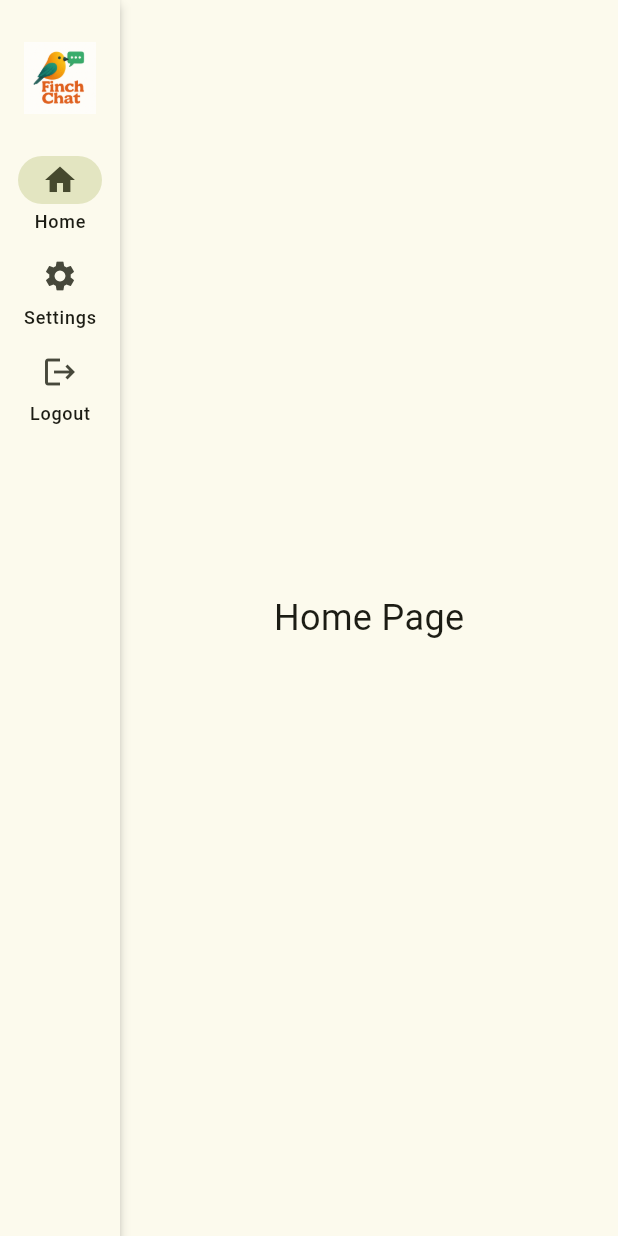
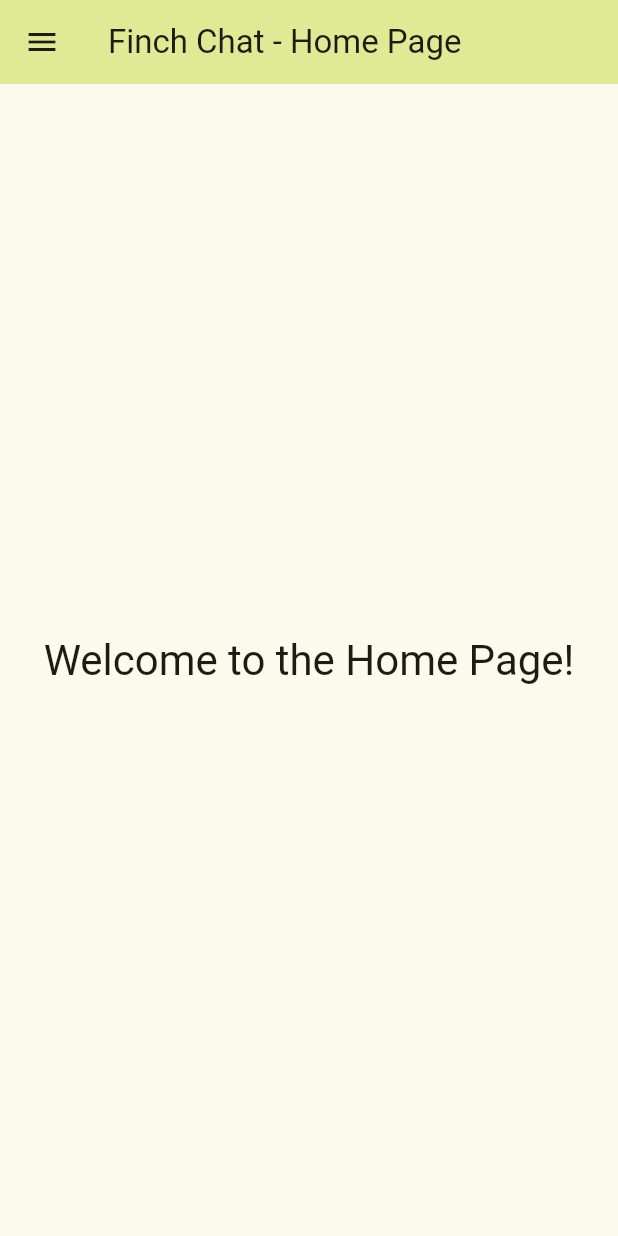
Before and after one commit to FinchChat/FinchChat, a Flutter app: the screen it shows after launch, on a phone screen of 412 x 824 dp. Run offline on Flutter 3.47's test engine with Material 3 defaults, Android fonts, the phone set to English and light mode, and no system bars.

Commit message:
feat: use app bar and drawer

```diff
--- a/lib/main.dart
+++ b/lib/main.dart
@@ -30,58 +30,163 @@
 class _MyHomePageState extends State<MyHomePage> {
   int selectedIndex = 0;
 
+  String _getCurrentPageTitle(String title) {
+    switch (selectedIndex) {
+      case 0:
+        return '$title - Home Page';
+      case 1:
+        return '$title - Settings Page';
+      case 2:
+        return '$title - Logout Confirmation';
+      default:
+        return title; // Fallback title
+    }
+  }
+
+  Widget _buildBody() {
+    // Return different widgets based on the selected index
+    switch (selectedIndex) {
+      case 0:
+        return Center(
+          child: Text(
+            'Welcome to the Home Page!',
+            style: Theme.of(context).textTheme.headlineMedium,
+          ),
+        );
+      case 1:
+        return Center(
+          child: Text(
+            'Application Settings',
+            style: Theme.of(context).textTheme.headlineMedium,
+          ),
+        );
+      case 2:
+        // Placeholder for Logout - often this triggers navigation or an action
+        return Center(
+          child: Column(
+            mainAxisAlignment: MainAxisAlignment.center,
+            children: [
+              Text(
+                'Logout Selected',
+                style: Theme.of(context).textTheme.headlineMedium,
+              ),
+              const SizedBox(height: 20),
+              ElevatedButton(
+                onPressed: () {
+                  // Implement actual logout logic here
+                  ScaffoldMessenger.of(context).showSnackBar(
+                    const SnackBar(content: Text('Logout Action Triggered!')),
+                  );
+                  // Example: Navigate to login screen or clear session
+                },
+                child: const Text('Confirm Logout'),
+              ),
+            ],
+          ),
+        );
+      default:
+        return Center(
+          child: Text(
+            'Unknown Page',
+            style: Theme.of(context).textTheme.headlineMedium,
+          ),
+        );
+    }
+  }
+
   @override
   Widget build(BuildContext context) {
     return Scaffold(
-      body: Row(
-        children: [
-          NavigationRail(
-            elevation: 3,
-            selectedIndex: selectedIndex,
-            onDestinationSelected: (int index) {
-              setState(() {
-                selectedIndex = index;
-              });
-            },
-            labelType: NavigationRailLabelType.all,
-            leading: Padding(
-              // Optional padding around the logo
-              padding: const EdgeInsets.symmetric(vertical: 20.0),
-              child: Image.asset(
-                'assets/images/logo.png',
-                width: 48, // Adjust width as needed
-                height: 48, // Adjust height as needed
+      appBar: AppBar(
+        // Use the primary color from the theme for the AppBar background
+        backgroundColor: Theme.of(context).colorScheme.primaryContainer,
+        title: Text(
+          _getCurrentPageTitle(widget.title),
+        ), // Use the title passed to the widget
+      ),
+      drawer: Drawer(
+        child: ListView(
+          padding: EdgeInsets.zero,
+          children: <Widget>[
+            DrawerHeader(
+              decoration: BoxDecoration(
+                // Use a theme color for the Drawer header
+                color: finchChatTheme.colorScheme.primary,
+              ),
+              child: Column(
+                crossAxisAlignment: CrossAxisAlignment.start,
+                mainAxisAlignment:
+                    MainAxisAlignment.center, // Center content vertically
+                children: [
+                  Image.asset(
+                    'assets/images/logo.png', // Ensure this path is correct
+                    height: 60,
+                    errorBuilder: (context, error, stackTrace) {
+                      // Placeholder if image fails to load
+                      return const Icon(
+                        Icons.image_not_supported,
+                        size: 60,
+                        color: Colors.white,
+                      );
+                    },
+                  ),
+                  const SizedBox(height: 10),
+                  Text(
+                    'Finch Chat', // App name in Drawer
+                    style: TextStyle(
+                      color: Theme.of(context).colorScheme.onPrimary,
+                      fontSize: 24,
+                      fontWeight: FontWeight.bold,
+                    ),
+                  ),
+                ],
               ),
             ),
-            destinations: [
-              NavigationRailDestination(
-                icon: Icon(Icons.home),
-                label: Text('Home'),
-              ),
-              NavigationRailDestination(
-                icon: Icon(Icons.settings),
-                label: Text('Settings'),
-              ),
-              NavigationRailDestination(
-                icon: Icon(Icons.logout),
-                label: Text('Logout'),
-              ),
-            ],
-          ),
-          Expanded(
-            child: Center(
-              child: Text(
-                selectedIndex == 0
-                    ? 'Home Page'
-                    : selectedIndex == 1
-                    ? 'Settings Page'
-                    : 'Logout Page',
-                style: TextStyle(fontSize: 24),
-              ),
+            ListTile(
+              leading: const Icon(Icons.home),
+              title: const Text('Home'),
+              selected: selectedIndex == 0,
+              selectedTileColor: Theme.of(
+                context,
+              ).colorScheme.primary.withOpacity(0.1),
+              onTap: () {
+                setState(() {
+                  selectedIndex = 0;
+                });
+                Navigator.pop(context); // Close the drawer
+              },
             ),
-          ),
-        ],
+            ListTile(
+              leading: const Icon(Icons.settings),
+              title: const Text('Settings'),
+              selected: selectedIndex == 1,
+              selectedTileColor: finchChatTheme.colorScheme.primary,
+              onTap: () {
+                setState(() {
+                  selectedIndex = 1;
+                });
+                Navigator.pop(context); // Close the drawer
+              },
+            ),
+            const Divider(),
+            ListTile(
+              leading: const Icon(Icons.logout),
+              title: const Text('Logout'),
+              selected: selectedIndex == 2,
+              selectedTileColor: finchChatTheme.colorScheme.primary,
+              onTap: () {
+                // Select the logout "page" for now
+                setState(() {
+                  selectedIndex = 2;
+                });
+                Navigator.pop(context); // Close the drawer
+              },
+            ),
+          ],
+        ),
       ),
+      // Use the helper method to build the body dynamically
+      body: _buildBody(),
     );
   }
 }
--- a/lib/utils/theme.dart
+++ b/lib/utils/theme.dart
@@ -3,4 +3,9 @@ import 'package:flutter/material.dart';
 
 ThemeData finchChatTheme = ThemeData(
   colorScheme: ColorScheme.fromSeed(seedColor: FinchChatColor.primary),
+  useMaterial3: true,
+  drawerTheme: const DrawerThemeData(
+    // Set the shape to be rectangular (no rounded corners)
+    shape: RoundedRectangleBorder(borderRadius: BorderRadius.zero),
+  ),
 );
```
